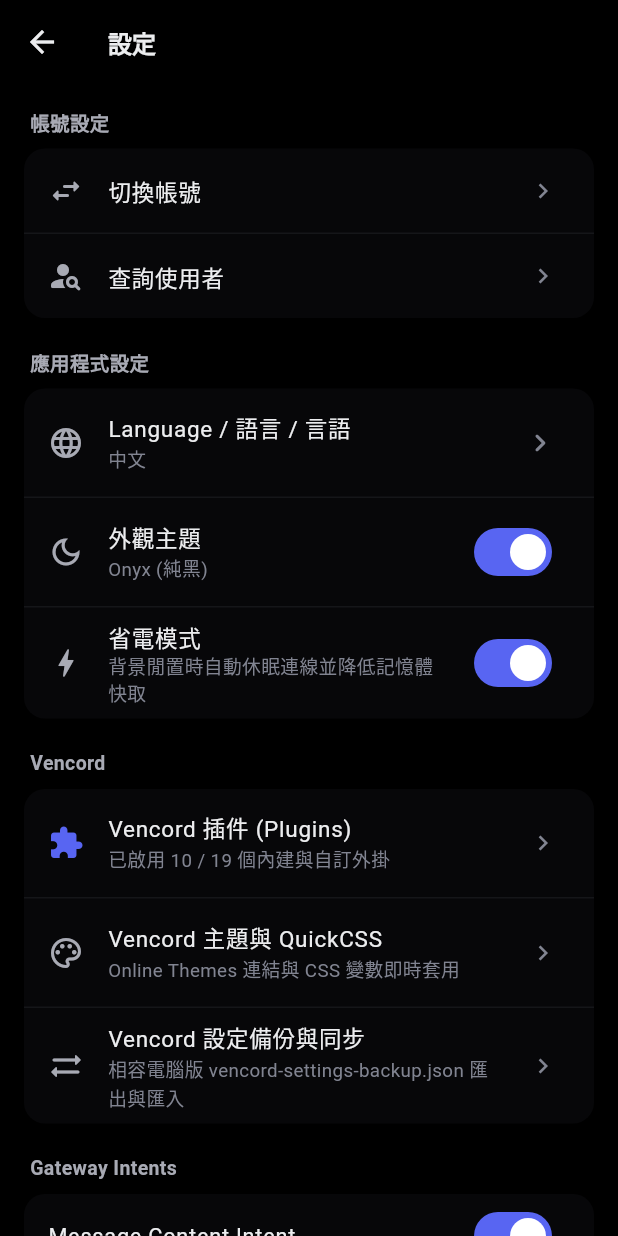
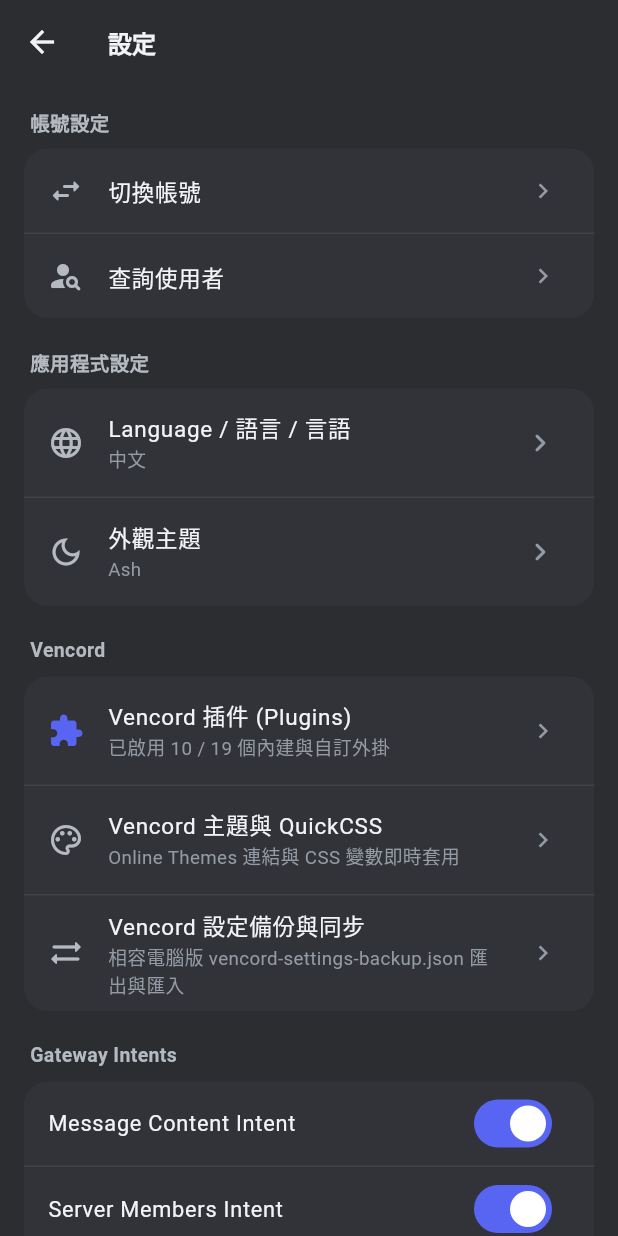
Before and after one commit to nka551774-hue/DiscordBotClient-Mobile, a Flutter app: the HomeScreen screen opened directly with empty values, item 4 of the bottom bar chosen, after a tap on the "settings" icon, on a phone screen of 412 x 824 dp. Run offline on Flutter 3.47's test engine with Material 3 defaults, Android fonts, the phone set to English and light mode, and no system bars; our stand-ins replace file_picker, flutter_svg, image_picker, shared_preferences; accounts and stored records are empty; network calls fail.

Commit message:
feat(theme): official Ash/Dark/Onyx themes (Ash default), remove power-saving toggle, You tab constants (v1.10.14)

```diff
--- a/lib/main.dart
+++ b/lib/main.dart
@@ -42,7 +42,7 @@ class _DiscordBotClientMobileAppState extends State<DiscordBotClientMobileApp> {
 
   String _shellKey() => '${_controller.initializing}|'
       '${_controller.activeAccount?.id}|'
-      '${_controller.ecoSettings.oledBlackMode}';
+      '${_controller.ecoSettings.theme}';
 
   void _onControllerChanged() => _shell.value = _shellKey();
 
@@ -68,6 +68,7 @@ class _DiscordBotClientMobileAppState extends State<DiscordBotClientMobileApp> {
       listenable: Listenable.merge([_shell, AppLanguage.current]),
       builder: (context, _) {
         final oled = _controller.ecoSettings.oledBlackMode;
+        DiscordPalette.darker = _controller.ecoSettings.theme == 'dark';
         final lang = AppLanguage.current.value;
 
         // Keyed by language so every screen rebuilds its tr() strings.
@@ -78,8 +79,7 @@ class _DiscordBotClientMobileAppState extends State<DiscordBotClientMobileApp> {
           theme: buildAppTheme(oledBlack: oled),
           home: _controller.initializing
               ? Scaffold(
-                  backgroundColor:
-                      oled ? Colors.black : const Color(0xFF1E1F22),
+                  backgroundColor: DiscordPalette(oled: oled).chatBg,
                   body: const Center(
                     child: CircularProgressIndicator(),
                   ),
--- a/lib/models/discord_models.dart
+++ b/lib/models/discord_models.dart
@@ -2,7 +2,8 @@ import 'dart:convert';
 import '../l10n/strings.dart';
 
 class EcoSettings {
-  final bool oledBlackMode;
+  /// Official dark themes: 'ash' (Discord gray, default), 'dark', 'onyx'.
+  final String theme;
   final bool ecoPowerSaving;
   final int backgroundSuspendSeconds;
   final bool enableMessageContentIntent;
@@ -11,8 +12,8 @@ class EcoSettings {
   final bool silentTyping;
 
   const EcoSettings({
-    this.oledBlackMode = true,
-    this.ecoPowerSaving = true,
+    this.theme = 'ash',
+    this.ecoPowerSaving = false,
     this.backgroundSuspendSeconds = 25,
     this.enableMessageContentIntent = true,
     this.enableMembersIntent = true,
@@ -67,11 +68,13 @@ class EcoSettings {
     return mask;
   }
 
+  bool get oledBlackMode => theme == 'onyx';
+
   int get avatarSize => ecoPowerSaving ? 64 : 128;
   int get attachmentPreviewWidth => ecoPowerSaving ? 400 : 720;
 
   EcoSettings copyWith({
-    bool? oledBlackMode,
+    String? theme,
     bool? ecoPowerSaving,
     int? backgroundSuspendSeconds,
     bool? enableMessageContentIntent,
@@ -80,7 +83,7 @@ class EcoSettings {
     bool? silentTyping,
   }) {
     return EcoSettings(
-      oledBlackMode: oledBlackMode ?? this.oledBlackMode,
+      theme: theme ?? this.theme,
       ecoPowerSaving: ecoPowerSaving ?? this.ecoPowerSaving,
       backgroundSuspendSeconds:
           backgroundSuspendSeconds ?? this.backgroundSuspendSeconds,
@@ -93,7 +96,7 @@ class EcoSettings {
   }
 
   Map<String, dynamic> toJson() => {
-        'oledBlackMode': oledBlackMode,
+        'theme': theme,
         'ecoPowerSaving': ecoPowerSaving,
         'backgroundSuspendSeconds': backgroundSuspendSeconds,
         'enableMessageContentIntent': enableMessageContentIntent,
@@ -104,8 +107,13 @@ class EcoSettings {
 
   factory EcoSettings.fromJson(Map<String, dynamic> json) {
     return EcoSettings(
-      oledBlackMode: json['oledBlackMode'] as bool? ?? true,
-      ecoPowerSaving: json['ecoPowerSaving'] as bool? ?? true,
+      theme: switch (json['theme']) {
+        'dark' => 'dark',
+        'onyx' => 'onyx',
+        _ => 'ash',
+      },
+      // Power-saving mode was removed; stored values are ignored.
+      ecoPowerSaving: false,
       backgroundSuspendSeconds: json['backgroundSuspendSeconds'] as int? ?? 25,
       enableMessageContentIntent:
           json['enableMessageContentIntent'] as bool? ?? true,
--- a/lib/ui/theme/app_theme.dart
+++ b/lib/ui/theme/app_theme.dart
@@ -41,6 +41,11 @@ class DiscordPalette {
 
   const DiscordPalette({required this.oled});
 
+  /// Non-Onyx variant: false = Ash (Discord gray, default), true = Dark.
+  static bool darker = false;
+  static Color _t(bool oled, int ash, int dark, int onyx) =>
+      Color(oled ? onyx : (darker ? dark : ash));
+
   static const Color blurple = Color(0xFF5865F2);
   static const Color green = Color(0xFF23A55A);
   static const Color yellow = Color(0xFFF0B232);
@@ -51,63 +56,65 @@ class DiscordPalette {
   Color get brandColor => activeThemeOverrides?.brand ?? blurple;
 
   /// Official mobile semantic tokens (from the iOS app's design system):
-  /// oled = false -> "Dark" (default dark theme), oled = true -> "Onyx".
+  /// Ash (DARK tokens, default gray) / Dark (DARKER) / Onyx (MIDNIGHT).
   /// Vencord Online Themes / QuickCSS can still override each one.
   // BACKGROUND_BASE_LOWEST
   Color get railBg =>
       activeThemeOverrides?.railBg ??
-      (oled ? const Color(0xFF000000) : const Color(0xFF121214));
+      _t(oled, 0xFF2C2D32, 0xFF121214, 0xFF000000);
   // BACKGROUND_BASE_LOWER
   Color get sidebarBg =>
       activeThemeOverrides?.sidebarBg ??
-      (oled ? const Color(0xFF070709) : const Color(0xFF1A1A1E));
+      _t(oled, 0xFF323339, 0xFF1A1A1E, 0xFF070709);
   // BACKGROUND_MOBILE_PRIMARY
   Color get chatBg =>
       activeThemeOverrides?.chatBg ??
-      (oled ? const Color(0xFF000000) : const Color(0xFF1C1D23));
+      _t(oled, 0xFF313338, 0xFF1C1D23, 0xFF000000);
   // BG_BASE_SECONDARY (ACTION_SHEET_BACKGROUND_COLOR)
   Color get profileBg =>
       activeThemeOverrides?.profileBg ??
-      (oled ? const Color(0xFF000000) : const Color(0xFF1C1D23));
+      _t(oled, 0xFF2B2D31, 0xFF1C1D23, 0xFF000000);
   // BG_BASE_TERTIARY (tab bar)
   Color get bottomBarBg =>
       activeThemeOverrides?.bottomBarBg ??
-      (oled ? const Color(0xFF000000) : const Color(0xFF131318));
+      _t(oled, 0xFF232428, 0xFF131318, 0xFF000000);
   // CARD_SECONDARY_BG
   Color get cardBg =>
       activeThemeOverrides?.cardBg ??
-      (oled ? const Color(0xFF0C0C10) : const Color(0xFF212229));
+      _t(oled, 0xFF2B2D31, 0xFF212229, 0xFF0C0C10);
   // CARD_PRIMARY_BG (cards / grouped rows on sheets)
   Color get elevatedBg =>
       activeThemeOverrides?.elevatedBg ??
-      (oled ? const Color(0xFF131318) : const Color(0xFF26272F));
+      _t(oled, 0xFF313338, 0xFF26272F, 0xFF131318);
   // BACKGROUND_MODIFIER_SELECTED (#4d505b @ 60%)
   Color get selectedChannelBg =>
-      activeThemeOverrides?.selectedChannelBg ?? const Color(0x994D505B);
+      activeThemeOverrides?.selectedChannelBg ??
+      _t(oled, 0x994E5058, 0x994D505B, 0x994D505B);
   // REDESIGN_CHAT_INPUT_BACKGROUND
   Color get inputBg =>
       activeThemeOverrides?.inputBg ??
-      (oled ? const Color(0x1ABCBCF0) : const Color(0x1F6C6F7C));
+      _t(oled, 0xFF1E1F22, 0x1F6C6F7C, 0x1ABCBCF0);
   Color get loginInputBg => const Color(0xFF1E1F22);
   // BG_MOD_STRONG (voice panel buttons / pills)
-  Color get modStrong => oled ? const Color(0x2E6C6F7C) : const Color(0x3D6C6F7C);
+  Color get modStrong => _t(oled, 0x8A4E5058, 0x3D6C6F7C, 0x2E6C6F7C);
   // INTERACTIVE_NORMAL
-  Color get interactiveNormal => const Color(0xFFC7C8CE);
+  Color get interactiveNormal => _t(oled, 0xFFB5BAC1, 0xFFC7C8CE, 0xFFC7C8CE);
   // BORDER_SUBTLE
   Color get border =>
       activeThemeOverrides?.border ??
-      (oled ? const Color(0x246C6F7C) : const Color(0x1F6C6F7C));
+      _t(oled, 0x14FFFFFF, 0x1F6C6F7C, 0x246C6F7C);
   // HEADER_PRIMARY
   Color get textPrimary =>
       activeThemeOverrides?.textPrimary ??
-      (oled ? const Color(0xFFECEDEF) : const Color(0xFFE4E5E8));
+      _t(oled, 0xFFF2F3F5, 0xFFE4E5E8, 0xFFECEDEF);
   // TEXT_SECONDARY
   Color get textSecondary =>
       activeThemeOverrides?.textSecondary ??
-      (oled ? const Color(0xFFA8AAB4) : const Color(0xFF9597A3));
+      _t(oled, 0xFFB5BAC1, 0xFF9597A3, 0xFFA8AAB4);
   // TEXT_MUTED
   Color get textMuted =>
-      activeThemeOverrides?.textMuted ?? const Color(0xFF818491);
+      activeThemeOverrides?.textMuted ??
+      _t(oled, 0xFF949BA4, 0xFF818491, 0xFF818491);
 }
 
 ThemeData buildAppTheme({required bool oledBlack}) {
--- a/lib/ui/widgets/settings_sheet.dart
+++ b/lib/ui/widgets/settings_sheet.dart
@@ -92,7 +92,7 @@ class _YouProfileModalSheet extends StatelessWidget {
             children: [
               // 1. Banner + Top Bar Controls + Overlapping Avatar + Status Thought Bubble
               SizedBox(
-                height: 184,
+                height: 196, // YOU_BANNER_IMAGE_HEIGHT 150 + half of the 92 avatar
                 child: Stack(
                   clipBehavior: Clip.none,
                   children: [
@@ -113,7 +113,7 @@ class _YouProfileModalSheet extends StatelessWidget {
                           url: snap.data?.$1?.bannerUrl(size: 1024) ??
                               bannerUrl,
                           color: bannerColor,
-                          height: 132,
+                          height: 150,
                         ),
                       ),
                     ),
@@ -176,13 +176,13 @@ class _YouProfileModalSheet extends StatelessWidget {
                         child: Stack(
                           children: [
                             Container(
-                              padding: const EdgeInsets.all(5),
+                              padding: const EdgeInsets.all(6),
                               decoration: BoxDecoration(
                                 color: sheetBg,
                                 shape: BoxShape.circle,
                               ),
                               child: CircleAvatar(
-                                radius: 42,
+                                radius: 40,
                                 backgroundImage: NetworkImage(
                                   acc.avatarUrl(size: 128),
                                 ),
@@ -406,7 +406,7 @@ class _YouProfileModalSheet extends StatelessWidget {
                       padding: const EdgeInsets.all(16),
                       decoration: BoxDecoration(
                         color: p.sidebarBg,
-                        borderRadius: BorderRadius.circular(14),
+                        borderRadius: BorderRadius.circular(16),
                         border: Border.all(color: p.border, width: 0.7),
                       ),
                       child: Column(
@@ -482,7 +482,7 @@ class _YouProfileModalSheet extends StatelessWidget {
                     Container(
                       decoration: BoxDecoration(
                         color: p.sidebarBg,
-                        borderRadius: BorderRadius.circular(14),
+                        borderRadius: BorderRadius.circular(16),
                         border: Border.all(color: p.border, width: 0.7),
                       ),
                       child: ListTile(
@@ -624,29 +624,41 @@ class DiscordSettingsScreen extends StatelessWidget {
                   title: Text(tr('外觀主題'),
                       style: TextStyle(color: p.textPrimary, fontSize: 15)),
                   subtitle: Text(
-                    eco.oledBlackMode ? tr('Onyx (純黑)') : tr('Dark (深色)'),
+                    _themeLabels[eco.theme] ?? 'Ash',
                     style: TextStyle(color: p.textMuted, fontSize: 12.5),
                   ),
-                  trailing: Switch(
-                    value: eco.oledBlackMode,
-                    onChanged: (v) => controller.updateEcoSettings(
-                      eco.copyWith(oledBlackMode: v),
+                  trailing: Icon(Icons.chevron_right_rounded,
+                      color: p.textMuted),
+                  onTap: () => showModalBottomSheet<void>(
+                    context: context,
+                    builder: (ctx) => SafeArea(
+                      child: Column(
+                        mainAxisSize: MainAxisSize.min,
+                        children: [
+                          for (final e in _themeLabels.entries)
+                            ListTile(
+                              leading: CircleAvatar(
+                                radius: 12,
+                                backgroundColor: Color(switch (e.key) {
+                                  'onyx' => 0xFF000000,
+                                  'dark' => 0xFF1C1D23,
+                                  _ => 0xFF313338,
+                                }),
+                              ),
+                              title: Text(e.value),
+                              trailing: eco.theme == e.key
+                                  ? const Icon(Icons.check_rounded,
+                                      color: DiscordPalette.blurple)
+                                  : null,
+                              onTap: () {
+                                Navigator.of(ctx).pop();
+                                controller.updateEcoSettings(
+                                    eco.copyWith(theme: e.key));
+                              },
+                            ),
+                        ],
+                      ),
                     ),
-                  ),
-                ),
-                Divider(height: 1, color: p.border),
-                SwitchListTile(
-                  secondary: Icon(Icons.bolt_outlined, color: p.textSecondary),
-                  title: Text(tr('省電模式'),
-                      style: TextStyle(color: p.textPrimary, fontSize: 15)),
-                  subtitle: Text(
-                    tr('背景閒置時自動休眠連線並降低記憶體快取'),
-                    style: TextStyle(color: p.textMuted, fontSize: 12.5),
-                  ),
-                  value: eco.ecoPowerSaving,
-                  onChanged: (v) => controller.updateEcoSettings(
-                    eco.copyWith(ecoPowerSaving: v),
-                    reconnectGateway: true,
                   ),
                 ),
               ]),
@@ -787,6 +799,13 @@ class DiscordSettingsScreen extends StatelessWidget {
     );
   }
 
+  // Official dark themes (Ash is Discord's default gray).
+  static const _themeLabels = {
+    'ash': 'Ash',
+    'dark': 'Dark',
+    'onyx': 'Onyx',
+  };
+
   Widget _groupLabel(DiscordPalette p, String text) {
     return Padding(
       padding: const EdgeInsets.only(left: 4, bottom: 8),
@@ -805,7 +824,7 @@ class DiscordSettingsScreen extends StatelessWidget {
     return Container(
       decoration: BoxDecoration(
         color: p.sidebarBg,
-        borderRadius: BorderRadius.circular(14),
+        borderRadius: BorderRadius.circular(16),
       ),
       clipBehavior: Clip.antiAlias,
       child: Column(children: children),
@@ -862,7 +881,7 @@ void showDiscordStatusSheet(
                 Container(
                   decoration: BoxDecoration(
                     color: p.sidebarBg,
-                    borderRadius: BorderRadius.circular(14),
+                    borderRadius: BorderRadius.circular(16),
                   ),
                   child: Column(
                     children: [
@@ -906,7 +925,7 @@ void showDiscordStatusSheet(
                       const EdgeInsets.symmetric(horizontal: 12, vertical: 8),
                   decoration: BoxDecoration(
                     color: p.sidebarBg,
-                    borderRadius: BorderRadius.circular(14),
+                    borderRadius: BorderRadius.circular(16),
                   ),
                   child: Row(
                     children: [
@@ -1041,7 +1060,7 @@ void showSwitchAccountsSheet(
               Container(
                 decoration: BoxDecoration(
                   color: p.sidebarBg,
-                  borderRadius: BorderRadius.circular(14),
+                  borderRadius: BorderRadius.circular(16),
                 ),
                 child: Column(
                   children: controller.savedAccounts.map((acc) {
--- a/pubspec.yaml
+++ b/pubspec.yaml
@@ -1,7 +1,7 @@
 name: discord_bot_client
 description: Ultra-lightweight, 120fps low-power mobile Discord Bot Client for Android (APK) & iOS (IPA), inspired by aiko-chan-ai/DiscordBotClient.
 publish_to: 'none'
-version: 1.10.13+34
+version: 1.10.14+35
 
 environment:
   sdk: '>=3.3.0 <4.0.0'
```
Also changed, not shown: lib/ui/widgets/user_profile_sheet.dart (+5 -5 lines), 1 other file.
